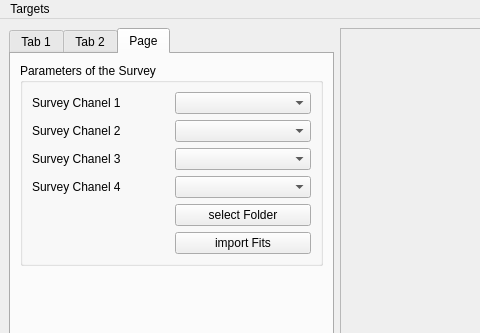
Qt form main.ui (prascle/VAT_class) before a commit; both pictures show x 0 to 480 and y 0 to 333 of the 1202 by 795 pixel window.
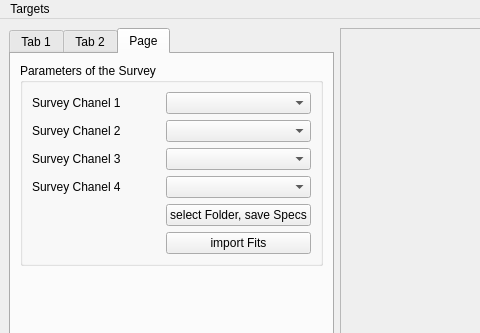
The same form after that commit. The open tabs and pages were chosen to show the change.

Commit message: select folder and save specs

What changed in the file:
```diff
--- a/main.ui
+++ b/main.ui
@@ -384,7 +384,7 @@
            <item row="4" column="1">
             <widget class="QPushButton" name="pb_selectFolder">
              <property name="text">
-              <string>select Folder</string>
+              <string>select Folder, save Specs</string>
              </property>
             </widget>
            </item>
```
Left out of the diff: 32 changed lines with no effect on the pictures. The commit also changes 2 other files.
